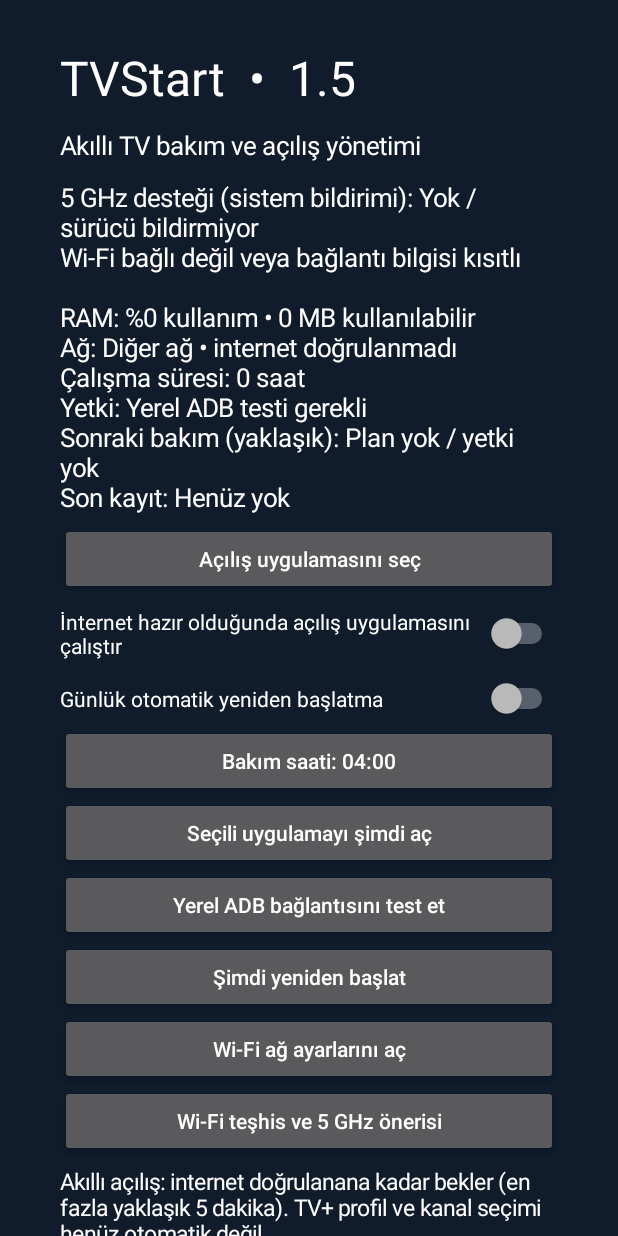
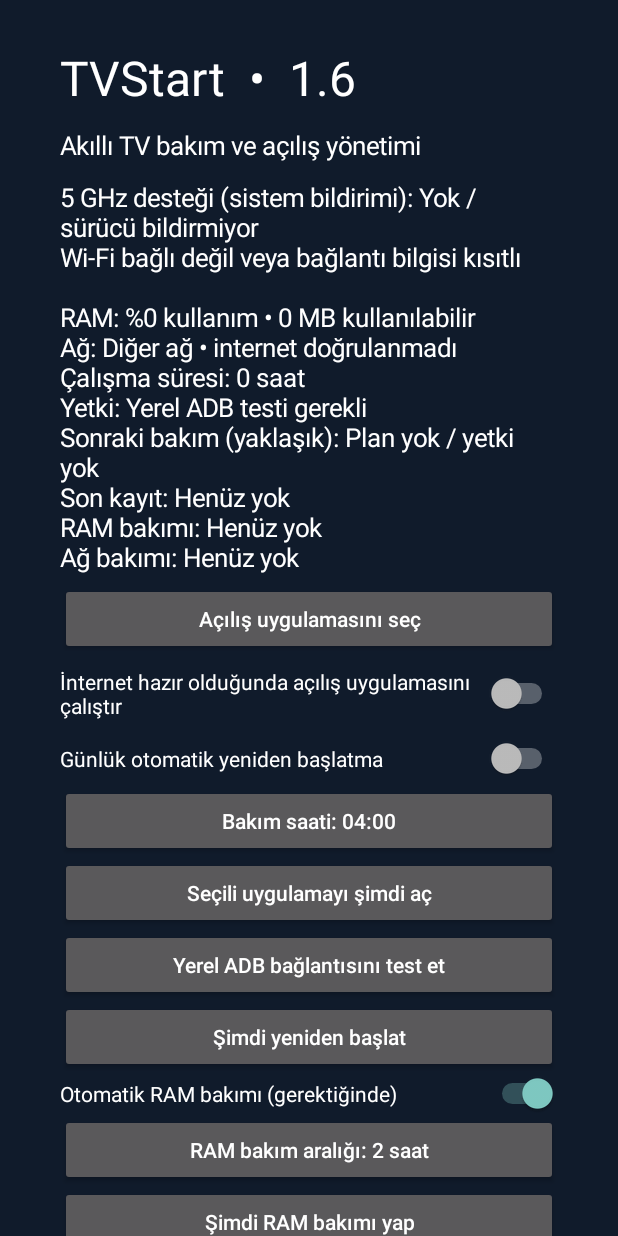
Before and after one commit to hizmetall-sys/tvstart, an Android app: the screen it shows after launch (MainActivity), on a phone screen of 412 x 824 dp. Run offline under Robolectric (Android 15) with nearby library versions, the phone set to English and light mode, and no system bars.

Commit message:
TVStart 1.6 MainActivity.java

```diff
--- a/app/src/main/java/com/hizmetall/tvstart/MainActivity.java
+++ b/app/src/main/java/com/hizmetall/tvstart/MainActivity.java
@@ -18,19 +18,23 @@ public class MainActivity extends Activity {
     TextView label(String s,int size){TextView t=new TextView(this);t.setText(s);t.setTextSize(size);t.setTextColor(Color.WHITE);t.setPadding(0,dp(6),0,dp(6));return t;}
     Button btn(String s,View.OnClickListener l){Button b=new Button(this);b.setText(s);b.setAllCaps(false);b.setOnClickListener(l);return b;}
     @Override public void onCreate(Bundle b){super.onCreate(b);ScrollView sc=new ScrollView(this);sc.setFillViewport(true);sc.setBackgroundColor(0xff101b2b);LinearLayout root=new LinearLayout(this);root.setOrientation(1);root.setPadding(dp(40),dp(24),dp(40),dp(24));sc.addView(root);setContentView(sc);
-        root.addView(label("TVStart  •  1.5",32));root.addView(label("Akıllı TV bakım ve açılış yönetimi",17));status=label("",17);root.addView(status);
+        root.addView(label("TVStart  •  1.6",32));root.addView(label("Akıllı TV bakım ve açılış yönetimi",17));status=label("",17);root.addView(status);
         choose=btn("Açılış uygulamasını seç",v->pick());root.addView(choose);
         auto=new Switch(this);auto.setText("İnternet hazır olduğunda açılış uygulamasını çalıştır");auto.setTextColor(Color.WHITE);auto.setPadding(0,dp(8),0,dp(8));auto.setChecked(Engine.prefs(this).getBoolean("auto",false));auto.setOnCheckedChangeListener((v,on)->{Engine.prefs(this).edit().putBoolean("auto",on).apply();refresh();});root.addView(auto);
         daily=new Switch(this);daily.setText("Günlük otomatik yeniden başlatma");daily.setTextColor(Color.WHITE);daily.setPadding(0,dp(8),0,dp(8));daily.setChecked(Engine.prefs(this).getBoolean("daily",false));daily.setOnCheckedChangeListener((v,on)->{Engine.prefs(this).edit().putBoolean("daily",on).apply();Engine.schedule(this);refresh();});root.addView(daily);
         time=btn("",v->{new TimePickerDialog(this,(view,hr,min)->{Engine.prefs(this).edit().putInt("hour",hr).putInt("minute",min).apply();Engine.schedule(this);refresh();},Engine.prefs(this).getInt("hour",4),Engine.prefs(this).getInt("minute",0),true).show();});root.addView(time);
         root.addView(btn("Seçili uygulamayı şimdi aç",v->{if(!Engine.open(this))toast("Uygulama açılamadı");refresh();}));
-        root.addView(btn("Yerel ADB bağlantısını test et",v->{v.setEnabled(false);toast("ADB bağlantısı deneniyor. İzin sorulursa her zaman izin ver seçeneğini işaretleyin.");new Thread(()->{boolean ok=false;String msg;try{ok=LocalAdb.test(this);msg=ok?"Yerel ADB bağlantısı başarılı":"ADB testi başarısız";}catch(Exception e){msg="ADB: "+e.getMessage();}Engine.prefs(this).edit().putBoolean("adb",ok).apply();Engine.log(this,msg);Engine.schedule(this);final String result=msg;h.post(()->{v.setEnabled(true);toast(result);refresh();});}).start();}));
+        root.addView(btn("Yerel ADB bağlantısını test et",v->{v.setEnabled(false);toast("ADB bağlantısı deneniyor. İzin sorulursa her zaman izin ver seçeneğini işaretleyin.");new Thread(()->{boolean ok=false;String msg;try{ok=LocalAdb.test(this);msg=ok?"Yerel ADB bağlantısı başarılı":"ADB testi başarısız";}catch(Exception e){msg="ADB: "+e.getMessage();}Engine.prefs(this).edit().putBoolean("adb",ok).apply();Engine.log(this,msg);Engine.schedule(this);Care.schedule(this,true);final String result=msg;h.post(()->{v.setEnabled(true);toast(result);refresh();});}).start();}));
         root.addView(btn("Şimdi yeniden başlat",v->{if(!Engine.ready(this)){toast("Önce yerel ADB bağlantısını test edin.");return;}new AlertDialog.Builder(this).setTitle("Cihaz yeniden başlatılsın mı?").setNegativeButton("Vazgeç",null).setPositiveButton("Yeniden başlat",(d,w)->{new Thread(()->{boolean ok=Engine.reboot(this);h.post(()->{if(!ok)toast("İşlem başarısız; son kaydı kontrol edin");refresh();});}).start();}).show();}));
+        Switch care=new Switch(this);care.setText("Otomatik RAM bakımı (gerektiğinde)");care.setTextColor(Color.WHITE);care.setChecked(Engine.prefs(this).getBoolean("care",true));care.setOnCheckedChangeListener((v,on)->{Engine.prefs(this).edit().putBoolean("care",on).apply();Care.schedule(this,true);refresh();});root.addView(care);
+        Button interval=btn("RAM bakım aralığı: "+Engine.prefs(this).getInt("careHours",2)+" saat",v->new AlertDialog.Builder(this).setTitle("Bakım aralığı").setItems(new String[]{"1 saat","2 saat"},(d,n)->{Engine.prefs(this).edit().putInt("careHours",n+1).apply();Care.schedule(this,true);((Button)v).setText("RAM bakım aralığı: "+(n+1)+" saat");refresh();}).show());root.addView(interval);
+        root.addView(btn("Şimdi RAM bakımı yap",v->{v.setEnabled(false);new Thread(()->{Care.clean(this,true);h.post(()->{v.setEnabled(true);toast(Engine.prefs(this).getString("careLast",""));refresh();});}).start();}));
+        Switch netCare=new Switch(this);netCare.setText("Kesinti halinde Wi-Fi otomatik onarımı");netCare.setTextColor(Color.WHITE);netCare.setChecked(Engine.prefs(this).getBoolean("netCare",false));netCare.setOnCheckedChangeListener((v,on)->{if(on){new AlertDialog.Builder(this).setTitle("Otomatik Wi-Fi onarımı").setMessage("İnternet doğrulanmadığında tekrar kontrol edilir. Gerekirse Wi-Fi kısa süre kapatılıp açılır; yayın veya ağ ADB bağlantısı kesilebilir.").setNegativeButton("Vazgeç",(d,w)->netCare.setChecked(false)).setPositiveButton("Etkinleştir",(d,w)->{Engine.prefs(this).edit().putBoolean("netCare",true).apply();Care.schedule(this,true);refresh();}).setOnCancelListener(d->netCare.setChecked(false)).show();}else{Engine.prefs(this).edit().putBoolean("netCare",false).apply();Care.schedule(this,true);refresh();}});root.addView(netCare);
         root.addView(btn("Wi-Fi ağ ayarlarını aç",v->{try{startActivity(new Intent(android.provider.Settings.ACTION_WIFI_SETTINGS));}catch(Exception e){try{startActivity(new Intent(android.provider.Settings.ACTION_SETTINGS));}catch(Exception ex){toast("Cihaz ayarları > Ağ ve İnternet");}}}));
         root.addView(btn("Wi-Fi teşhis ve 5 GHz önerisi",v->new AlertDialog.Builder(this).setTitle("Wi-Fi bağlantı analizi").setMessage(wifiReport()+"\n\n5 GHz görünmüyorsa modeminizde 36 (5180 MHz) kanalını ve 40 MHz genişliği deneyin. 2.4 ve 5 GHz ağ isimlerini ayırın. TVStart ülke kodunu veya ağ ayarlarını zorla değiştirmez.").setPositiveButton("Tamam",null).show()));
         root.addView(label("Akıllı açılış: internet doğrulanana kadar bekler (en fazla yaklaşık 5 dakika). TV+ profil ve kanal seçimi henüz otomatik değil.",15));
         root.addView(btn("Yetki ve kurulum bilgisi",v->new AlertDialog.Builder(this).setTitle("Yeniden başlatma yetkisi").setMessage("Geliştirici seçeneklerinde ağ ADB etkin olmalı (5555). Yerel ADB testini çalıştırın ve Android izin penceresini onaylayın. Cihazı sıfırlamayın. ADB portunu internete açmayın.").setPositiveButton("Tamam",null).show()));
-        Engine.schedule(this);refresh();choose.requestFocus();
+        Engine.schedule(this);Care.schedule(this,false);refresh();choose.requestFocus();
     }
     @SuppressWarnings("deprecation")
     private String wifiReport(){
@@ -52,7 +56,7 @@ public class MainActivity extends Activity {
     private void refresh(){if(status==null)return;ActivityManager.MemoryInfo m=new ActivityManager.MemoryInfo();getSystemService(ActivityManager.class).getMemoryInfo(m);long used=m.totalMem>0?100*(m.totalMem-m.availMem)/m.totalMem:0;
         ConnectivityManager cm=getSystemService(ConnectivityManager.class);Network n=cm.getActiveNetwork();NetworkCapabilities cap=n==null?null:cm.getNetworkCapabilities(n);String net=cap==null?"Bağlantı yok":(cap.hasTransport(NetworkCapabilities.TRANSPORT_WIFI)?"Wi-Fi":"Diğer ağ")+(cap.hasCapability(NetworkCapabilities.NET_CAPABILITY_VALIDATED)?" • internet doğrulandı":" • internet doğrulanmadı");
         long next=Engine.prefs(this).getLong("next",0);String planned=next==0?"Plan yok / yetki yok":new java.text.SimpleDateFormat("dd.MM HH:mm",Locale.getDefault()).format(new Date(next));
-        status.setText(wifiReport()+"\n\nRAM: %"+used+" kullanım • "+(m.availMem/1048576)+" MB kullanılabilir\nAğ: "+net+"\nÇalışma süresi: "+(SystemClock.elapsedRealtime()/3600000)+" saat\nYetki: "+(Engine.owner(this)?"Cihaz sahibi etkin":(Engine.ready(this)?"Yerel ADB onaylandı":"Yerel ADB testi gerekli"))+"\nSonraki bakım (yaklaşık): "+planned+"\nSon kayıt: "+Engine.prefs(this).getString("last","Henüz yok"));
+        status.setText(wifiReport()+"\n\nRAM: %"+used+" kullanım • "+(m.availMem/1048576)+" MB kullanılabilir\nAğ: "+net+"\nÇalışma süresi: "+(SystemClock.elapsedRealtime()/3600000)+" saat\nYetki: "+(Engine.owner(this)?"Cihaz sahibi etkin":(Engine.ready(this)?"Yerel ADB onaylandı":"Yerel ADB testi gerekli"))+"\nSonraki bakım (yaklaşık): "+planned+"\nSon kayıt: "+Engine.prefs(this).getString("last","Henüz yok")+"\nRAM bakımı: "+Engine.prefs(this).getString("careLast","Henüz yok")+"\nAğ bakımı: "+Engine.prefs(this).getString("netLast","Henüz yok"));
         time.setText(String.format(Locale.ROOT,"Bakım saati: %02d:%02d",Engine.prefs(this).getInt("hour",4),Engine.prefs(this).getInt("minute",0)));String pkg=Engine.prefs(this).getString("package","");choose.setText(pkg.isEmpty()?"Açılış uygulamasını seç":"Açılış: "+Engine.prefs(this).getString("label",pkg));
     }
     private void pick(){PackageManager pm=getPackageManager();LinkedHashMap<String,String> apps=new LinkedHashMap<>();for(String category:new String[]{Intent.CATEGORY_LEANBACK_LAUNCHER,Intent.CATEGORY_LAUNCHER}){for(ResolveInfo ri:pm.queryIntentActivities(new Intent(Intent.ACTION_MAIN).addCategory(category),0)){String p=ri.activityInfo.packageName;if(!p.equals(getPackageName()))apps.put(p,ri.loadLabel(pm).toString());}}
```
